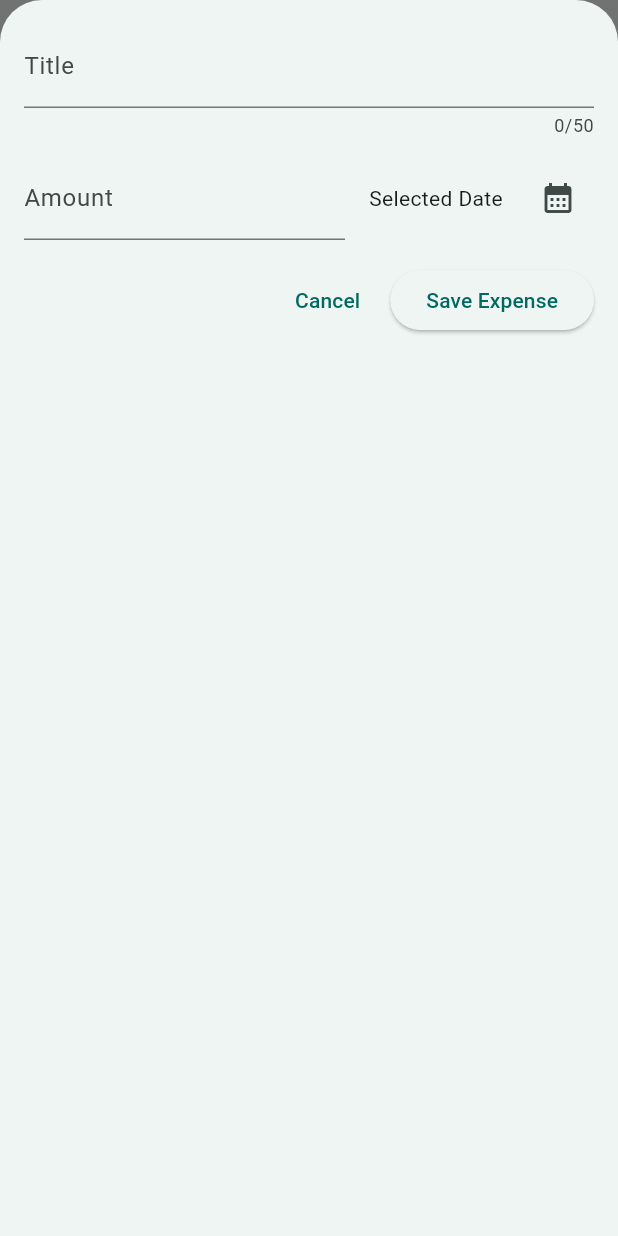
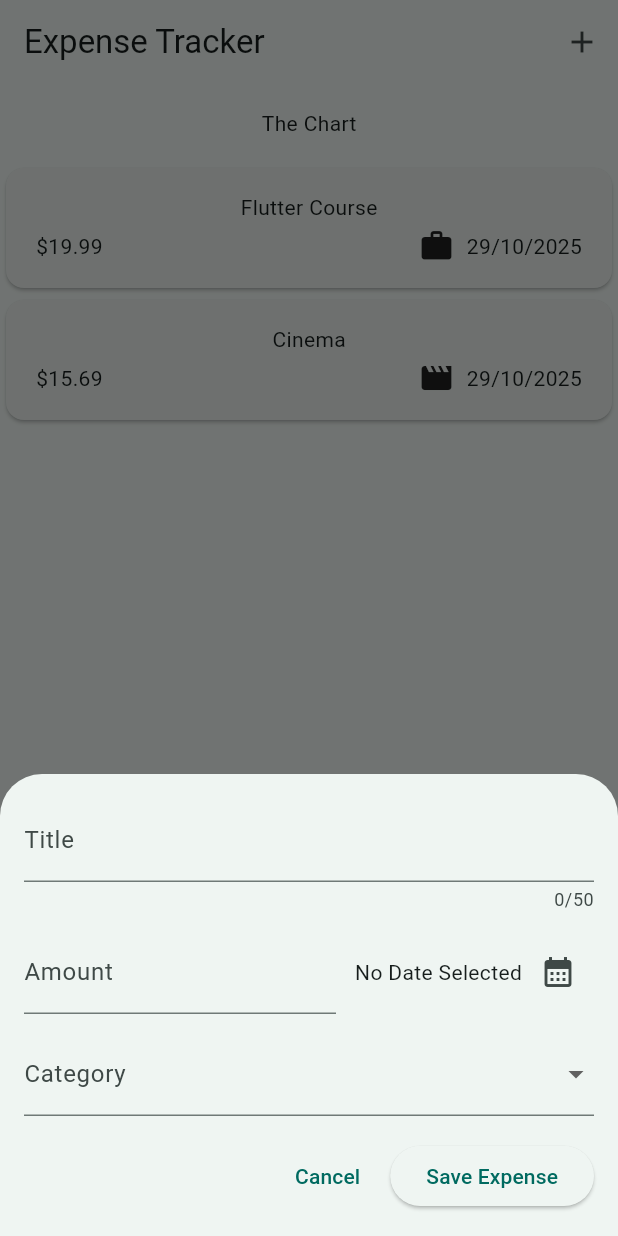
Before and after one commit to Avinash174/Expenses-Tracker, a Flutter app: the screen it shows after launch, after a tap on the "add" icon, on a phone screen of 412 x 824 dp. Run offline on Flutter 3.47's test engine with Material 3 defaults, Android fonts, the phone set to English and light mode, and no system bars.

Commit message:
new chages

```diff
--- a/lib/expenses.dart
+++ b/lib/expenses.dart
@@ -1,6 +1,6 @@
 import 'package:expense_tracker/new_expenses.dart';
 import 'package:expense_tracker/widget/expenses_list/expenses_list.dart';
-import 'package:expense_tracker/model/expense.dart';
+import 'package:expense_tracker/model/expense.dart'; // ✅ No more 'hide Category'
 import 'package:flutter/material.dart';
 
 class Expenses extends StatefulWidget {
@@ -16,23 +16,29 @@ class _ExpensesState extends State<Expenses> {
       title: 'Flutter Course',
       amount: 19.99,
       date: DateTime.now(),
-      category: Category.work, // ✅ pass enum, not .name
+      category: Category.work, // ✅ Works fine now
     ),
     ExpenseModel(
       title: 'Cinema',
       amount: 15.69,
       date: DateTime.now(),
-      category: Category.leisure, // ✅ pass enum, not .name
+      category: Category.leisure, // ✅ Works fine now
     ),
   ];
 
-  void _openAddExpensesOverlay() {
-    showModalBottomSheet(
+  void _openAddExpensesOverlay() async {
+    final newExpense = await showModalBottomSheet<ExpenseModel>(
       useSafeArea: true,
       isScrollControlled: true,
       context: context,
-      builder: (ctx) => NewExpenses(),
+      builder: (ctx) => const NewExpenses(),
     );
+
+    if (newExpense == null) return;
+
+    setState(() {
+      registeredExpenses.add(newExpense);
+    });
   }
 
   @override
--- a/lib/model/expense.dart
+++ b/lib/model/expense.dart
@@ -1,14 +1,14 @@
+// lib/model/expense.dart
 import 'package:flutter/material.dart';
 import 'package:intl/intl.dart';
 import 'package:uuid/uuid.dart';
 
 final _uuid = const Uuid();
-
 final formatter = DateFormat.yMd();
 
-enum Category { food, travel, leisure, work, other }
+enum Category { food, travel, work, leisure }
 
-Map<Category, IconData> categoryIcons = {
+const Map<Category, IconData> categoryIcons = {
   Category.food: Icons.fastfood,
   Category.travel: Icons.flight,
   Category.work: Icons.work,
@@ -33,7 +33,5 @@ class ExpenseModel {
   final DateTime date;
   final Category category;
 
-  String get formattedDate {
-    return formatter.format(date);
-  }
+  String get formattedDate => formatter.format(date);
 }
--- a/lib/new_expenses.dart
+++ b/lib/new_expenses.dart
@@ -1,4 +1,9 @@
+// lib/new_expenses.dart
 import 'package:flutter/material.dart';
+import 'package:intl/intl.dart';
+import 'package:expense_tracker/model/expense.dart';
+
+final _sheetFormatter = DateFormat.yMd();
 
 class NewExpenses extends StatefulWidget {
   const NewExpenses({super.key});
@@ -8,8 +13,58 @@ class NewExpenses extends StatefulWidget {
 }
 
 class _NewExpensesState extends State<NewExpenses> {
+  final _formKey = GlobalKey<FormState>();
   final _titleController = TextEditingController();
   final _amountController = TextEditingController();
+
+  DateTime? _selectedDate;
+  Category? _selectedCategory;
+
+  void _presentDatePicker() async {
+    final pickedDate = await showDatePicker(
+      context: context,
+      initialDate: DateTime.now(),
+      firstDate: DateTime.now().subtract(const Duration(days: 365)),
+      lastDate: DateTime.now(),
+    );
+
+    if (pickedDate == null) return;
+
+    setState(() {
+      _selectedDate = pickedDate;
+    });
+
+    // Revalidate date field after picking
+    _formKey.currentState?.validate();
+  }
+
+  void _saveExpense() {
+    // Validate the form (runs all validators)
+    final form = _formKey.currentState;
+    if (form == null) return;
+
+    if (!form.validate()) {
+      // If invalid, show a SnackBar as extra feedback (optional)
+      ScaffoldMessenger.of(context).hideCurrentSnackBar();
+      ScaffoldMessenger.of(context).showSnackBar(
+        const SnackBar(content: Text('Please fix the errors in the form.')),
+      );
+      return;
+    }
+
+    // If valid, create the model and pop
+    final enteredTitle = _titleController.text.trim();
+    final enteredAmount = double.parse(_amountController.text.trim());
+
+    final newExpense = ExpenseModel(
+      title: enteredTitle,
+      amount: enteredAmount,
+      date: _selectedDate!,
+      category: _selectedCategory!,
+    );
+
+    Navigator.pop(context, newExpense);
+  }
 
   @override
   void dispose() {
@@ -20,16 +75,39 @@ class _NewExpensesState extends State<NewExpenses> {
 
   @override
   Widget build(BuildContext context) {
+    final formattedDate = _selectedDate == null
+        ? 'No Date Selected'
+        : _sheetFormatter.format(_selectedDate!);
+
     return Padding(
-      padding: const EdgeInsets.all(16.0),
+      padding: EdgeInsets.only(
+        left: 16,
+        right: 16,
+        top: 16,
+        bottom: MediaQuery.of(context).viewInsets.bottom + 16,
+      ),
+      child: Form(
+        key: _formKey,
+        autovalidateMode: AutovalidateMode.onUserInteraction, // live feedback
         child: Column(
+          mainAxisSize: MainAxisSize.min,
+          crossAxisAlignment: CrossAxisAlignment.stretch,
           children: [
-          // Title (full width)
-          TextField(
+            // Title with validator
+            TextFormField(
               controller: _titleController,
               maxLength: 50,
-            keyboardType: TextInputType.text,
               decoration: const InputDecoration(labelText: 'Title'),
+              textInputAction: TextInputAction.next,
+              validator: (value) {
+                if (value == null || value.trim().isEmpty) {
+                  return 'Please enter a title.';
+                }
+                if (value.trim().length < 3) {
+                  return 'Title must be at least 3 characters.';
+                }
+                return null;
+              },
             ),
 
             const SizedBox(height: 12),
@@ -37,36 +115,71 @@ class _NewExpensesState extends State<NewExpenses> {
             // Amount + Date row
             Row(
               children: [
-              // Give the amount field a finite width by wrapping with Expanded
                 Expanded(
-                child: TextField(
+                  child: TextFormField(
                     controller: _amountController,
                     keyboardType: const TextInputType.numberWithOptions(
                       decimal: true,
                     ),
                     decoration: const InputDecoration(
                       labelText: 'Amount',
-                    prefixText: '\$ ',
+                      prefixText: '₹ ',
+                    ),
+                    textInputAction: TextInputAction.done,
+                    validator: (value) {
+                      if (value == null || value.trim().isEmpty) {
+                        return 'Enter amount';
+                      }
+                      final parsed = double.tryParse(value.trim());
+                      if (parsed == null) return 'Enter a valid number';
+                      if (parsed <= 0) return 'Amount must be > 0';
+                      return null;
+                    },
+                  ),
+                ),
+                const SizedBox(width: 12),
+                SizedBox(
+                  width: 160,
+                  child: Row(
+                    mainAxisAlignment: MainAxisAlignment.end,
+                    children: [
+                      // Custom FormField for Date (so it can validate)
+                      Expanded(
+                        child: FormField<DateTime>(
+                          initialValue: _selectedDate,
+                          validator: (_) {
+                            if (_selectedDate == null) return 'Pick a date';
+                            return null;
+                          },
+                          builder: (fieldState) {
+                            return Column(
+                              crossAxisAlignment: CrossAxisAlignment.end,
+                              mainAxisSize: MainAxisSize.min,
+                              children: [
+                                Text(
+                                  formattedDate,
+                                  overflow: TextOverflow.ellipsis,
+                                ),
+                                if (fieldState.hasError)
+                                  Padding(
+                                    padding: const EdgeInsets.only(top: 4.0),
+                                    child: Text(
+                                      fieldState.errorText!,
+                                      style: TextStyle(
+                                        color: Theme.of(
+                                          context,
+                                        ).colorScheme.error,
+                                        fontSize: 12,
                                       ),
                                     ),
                                   ),
-
-              const SizedBox(width: 16),
-
-              // Date area: either a fixed width (SizedBox) or another Expanded
-              SizedBox(
-                width: 150,
-                child: Row(
-                  mainAxisAlignment: MainAxisAlignment.end,
-                  crossAxisAlignment: CrossAxisAlignment.center,
-                  children: [
-                    const Expanded(
-                      child: Text('Selected Date'),
-                    ), // text wraps/aligns
+                              ],
+                            );
+                          },
+                        ),
+                      ),
                       IconButton(
-                      onPressed: () {
-                        // showDatePicker(...) or your logic
-                      },
+                        onPressed: _presentDatePicker,
                         icon: const Icon(Icons.calendar_month),
                       ),
                     ],
@@ -75,29 +188,48 @@ class _NewExpensesState extends State<NewExpenses> {
               ],
             ),
 
+            const SizedBox(height: 12),
+
+            // Category dropdown with validator
+            DropdownButtonFormField<Category>(
+              value: _selectedCategory,
+              decoration: const InputDecoration(labelText: 'Category'),
+              items: Category.values
+                  .map(
+                    (cat) =>
+                        DropdownMenuItem(value: cat, child: Text(cat.label)),
+                  )
+                  .toList(),
+              onChanged: (cat) {
+                setState(() => _selectedCategory = cat);
+                _formKey.currentState?.validate();
+              },
+              validator: (value) {
+                if (value == null) return 'Select a category';
+                return null;
+              },
+            ),
+
             const SizedBox(height: 16),
 
-          // Buttons row — align to end and avoid overflow
+            // Buttons
             Row(
               mainAxisAlignment: MainAxisAlignment.end,
               children: [
                 TextButton(
-                onPressed: () {
-                  Navigator.pop(context);
-                },
+                  onPressed: () => Navigator.pop(context),
                   child: const Text('Cancel'),
                 ),
                 const SizedBox(width: 8),
                 ElevatedButton(
-                onPressed: () {
-                  Navigator.pop(context);
-                },
+                  onPressed: _saveExpense,
                   child: const Text('Save Expense'),
                 ),
               ],
             ),
           ],
         ),
+      ),
     );
   }
 }
```
Lines whose indentation alone changed are shown as unchanged.
